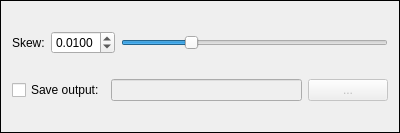
First picture: the form in src/Processing/Processing/exponential.ui, repository AstroStacking/AstroStack, before the edit.
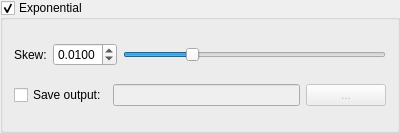
Second picture: the form after the edit.

```diff
--- a/src/Processing/Processing/exponential.ui
+++ b/src/Processing/Processing/exponential.ui
@@ -1,7 +1,7 @@
 <?xml version="1.0" encoding="UTF-8"?>
 <ui version="4.0">
  <class>Exponential</class>
- <widget class="QFrame" name="Exponential">
+ <widget class="QGroupBox" name="Exponential">
   <property name="geometry">
    <rect>
     <x>0</x>
@@ -19,8 +19,11 @@
   <property name="windowTitle">
    <string>Frame</string>
   </property>
-  <property name="frameShape">
-   <enum>QFrame::Panel</enum>
+  <property name="title">
+   <string>Exponential</string>
+  </property>
+  <property name="checkable">
+   <bool>true</bool>
   </property>
   <layout class="QVBoxLayout" name="verticalLayout">
    <item>
```
